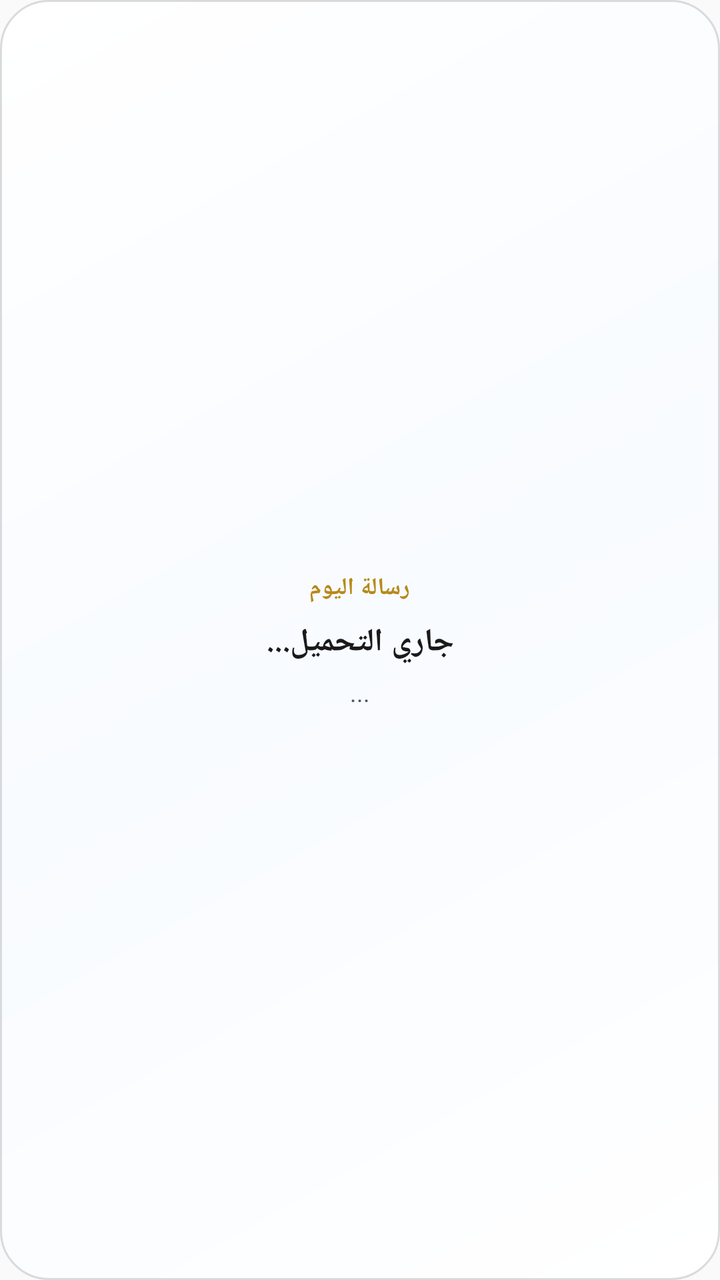
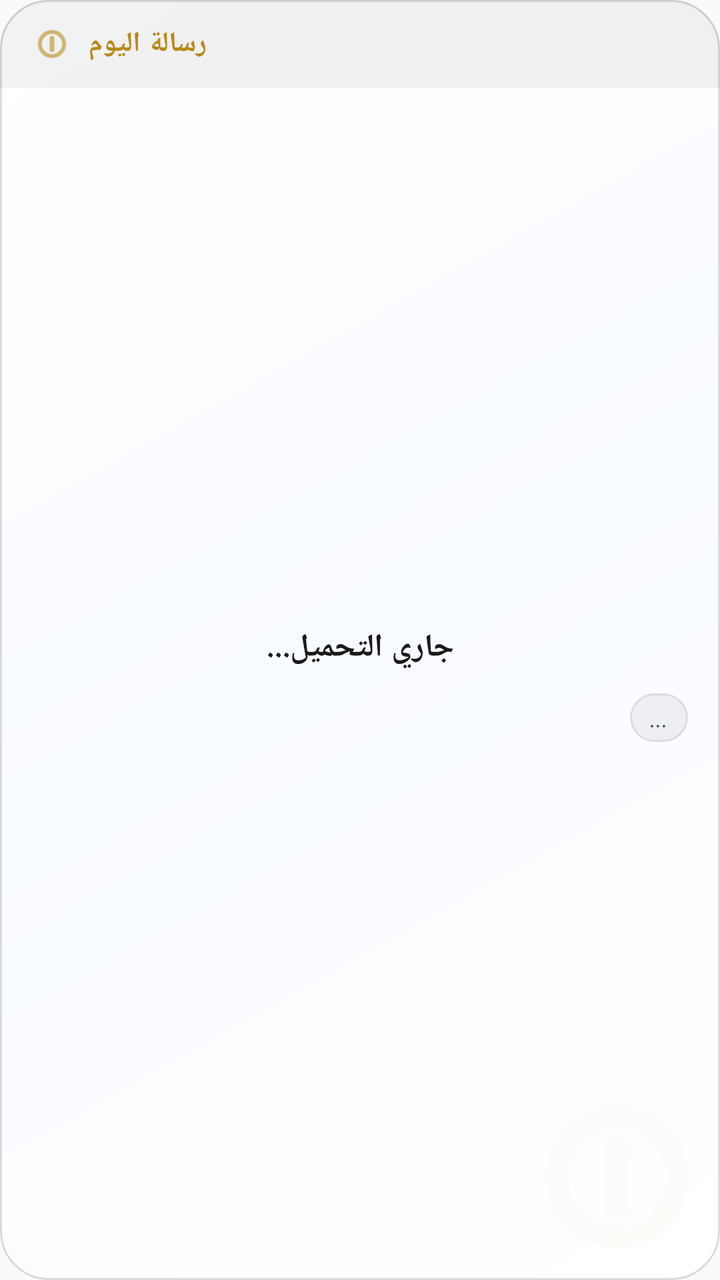

Compare the two renders of this Android layout. The source of the first and the diff that turns it into the second are given below.
<!-- AndroidManifest.xml: application theme AppTheme -->
<!-- res/layout/widget_inspiration.xml -->
<?xml version="1.0" encoding="utf-8"?>
<RelativeLayout xmlns:android="http://schemas.android.com/apk/res/android"
    android:id="@+id/widget_inspiration_root"
    android:layout_width="match_parent"
    android:layout_height="match_parent"
    android:background="@drawable/widget_background_premium"
    android:padding="16dp">

    <LinearLayout
        android:layout_width="match_parent"
        android:layout_height="match_parent"
        android:orientation="vertical"
        android:gravity="center"
        android:layout_centerInParent="true">

        <TextView
            android:id="@+id/inspiration_title"
            android:layout_width="wrap_content"
            android:layout_height="wrap_content"
            android:text="رسالة اليوم"
            android:textColor="@color/widget_text_accent"
            android:textSize="12sp"
            android:textStyle="bold"
            android:layout_marginBottom="8dp" />

        <TextView
            android:id="@+id/inspiration_text"
            android:layout_width="match_parent"
            android:layout_height="wrap_content"
            android:text="جاري التحميل..."
            android:textColor="@color/widget_text_primary"
            android:textSize="16sp"
            android:lineSpacingExtra="4dp"
            android:gravity="center"
            android:textStyle="bold"
            android:layout_marginBottom="6dp" />

        <TextView
            android:id="@+id/inspiration_source"
            android:layout_width="wrap_content"
            android:layout_height="wrap_content"
            android:text="..."
            android:textColor="@color/widget_text_secondary"
            android:textSize="12sp" />

    </LinearLayout>
</RelativeLayout>
<!-- resources referenced by this layout -->
<resources>
  <color name="widget_text_accent">#B8891A</color>
  <color name="widget_text_primary">#1A1A1A</color>
  <color name="widget_text_secondary">#475569</color>
  <!-- drawable widget_background_premium (drawable) -->
  <?xml version="1.0" encoding="utf-8"?>
  <shape xmlns:android="http://schemas.android.com/apk/res/android">
      <gradient
          android:angle="135"
          android:startColor="@color/widget_bg_start"
          android:centerColor="@color/widget_bg_center"
          android:endColor="@color/widget_bg_end"
          android:type="linear" />
      <corners android:radius="24dp" />
      <stroke
          android:width="1dp"
          android:color="@color/widget_border" /> 
  </shape>
  <style name="AppTheme" parent="Theme.AppCompat.Light.DarkActionBar">
          
          <item name="colorPrimary">@color/colorPrimary</item>
          <item name="colorPrimaryDark">@color/colorPrimaryDark</item>
          <item name="colorAccent">@color/colorAccent</item>
      </style>
  <color name="widget_bg_start">#FFFFFF</color>
  <color name="widget_bg_center">#F8FBFF</color>
  <color name="widget_bg_end">#FFFFFF</color>
  <color name="widget_border">#22000000</color>
  <color name="colorPrimary">#0B1528</color>
  <color name="colorPrimaryDark">#080F1E</color>
  <color name="colorAccent">#D4A520</color>
</resources>

<!-- the commit's change to res/layout/widget_inspiration.xml (unified diff, before → after) -->
@@ -1,47 +1,96 @@
 <?xml version="1.0" encoding="utf-8"?>
-<RelativeLayout xmlns:android="http://schemas.android.com/apk/res/android"
+<LinearLayout xmlns:android="http://schemas.android.com/apk/res/android"
     android:id="@+id/widget_inspiration_root"
     android:layout_width="match_parent"
     android:layout_height="match_parent"
     android:background="@drawable/widget_background_premium"
-    android:padding="16dp">
+    android:orientation="vertical">
 
-    <LinearLayout
+    
+    <RelativeLayout
         android:layout_width="match_parent"
-        android:layout_height="match_parent"
-        android:orientation="vertical"
-        android:gravity="center"
-        android:layout_centerInParent="true">
+        android:layout_height="wrap_content"
+        android:background="@drawable/widget_header_bg"
+        android:paddingStart="16dp"
+        android:paddingEnd="16dp"
+        android:paddingTop="12dp"
+        android:paddingBottom="12dp">
+
+        <ImageView
+            android:id="@+id/widget_header_icon"
+            android:layout_width="20dp"
+            android:layout_height="20dp"
+            android:layout_alignParentStart="true"
+            android:layout_centerVertical="true"
+            android:src="@android:drawable/ic_menu_info_details"
+            android:tint="@color/widget_text_accent" />
 
         <TextView
             android:id="@+id/inspiration_title"
             android:layout_width="wrap_content"
             android:layout_height="wrap_content"
+            android:layout_centerVertical="true"
+            android:layout_marginStart="8dp"
+            android:layout_toEndOf="@id/widget_header_icon"
+            android:letterSpacing="0.05"
             android:text="رسالة اليوم"
             android:textColor="@color/widget_text_accent"
-            android:textSize="12sp"
-            android:textStyle="bold"
-            android:layout_marginBottom="8dp" />
+            android:textSize="14sp"
+            android:textStyle="bold" />
+    </RelativeLayout>
 
-        <TextView
-            android:id="@+id/inspiration_text"
+    
+    <RelativeLayout
+        android:layout_width="match_parent"
+        android:layout_height="match_parent"
+        android:padding="16dp">
+
+        
+        <ImageView
+            android:id="@+id/widget_ic_bg"
+            android:layout_width="100dp"
+            android:layout_height="100dp"
+            android:layout_alignParentEnd="true"
+            android:layout_alignParentBottom="true"
+            android:layout_marginEnd="-15dp"
+            android:layout_marginBottom="-15dp"
+            android:alpha="0.05"
+            android:src="@android:drawable/ic_menu_info_details"
+            android:tint="@color/widget_text_accent" />
+
+        <LinearLayout
             android:layout_width="match_parent"
-            android:layout_height="wrap_content"
-            android:text="جاري التحميل..."
-            android:textColor="@color/widget_text_primary"
-            android:textSize="16sp"
-            android:lineSpacingExtra="4dp"
+            android:layout_height="match_parent"
             android:gravity="center"
-            android:textStyle="bold"
-            android:layout_marginBottom="6dp" />
+            android:orientation="vertical">
 
-        <TextView
-            android:id="@+id/inspiration_source"
-            android:layout_width="wrap_content"
-            android:layout_height="wrap_content"
-            android:text="..."
-            android:textColor="@color/widget_text_secondary"
-            android:textSize="12sp" />
+            <TextView
+                android:id="@+id/inspiration_text"
+                android:layout_width="match_parent"
+                android:layout_height="wrap_content"
+                android:gravity="center"
+                android:lineSpacingExtra="6dp"
+                android:text="جاري التحميل..."
+                android:textColor="@color/widget_text_primary"
+                android:textSize="16sp"
+                android:textStyle="bold" />
 
-    </LinearLayout>
-</RelativeLayout>
+            <TextView
+                android:id="@+id/inspiration_source"
+                android:layout_width="wrap_content"
+                android:layout_height="wrap_content"
+                android:layout_gravity="end"
+                android:layout_marginTop="12dp"
+                android:background="@drawable/widget_badge_bg"
+                android:paddingStart="10dp"
+                android:paddingTop="4dp"
+                android:paddingEnd="10dp"
+                android:paddingBottom="4dp"
+                android:text="..."
+                android:textColor="@color/widget_text_secondary"
+                android:textSize="12sp"
+                android:textStyle="italic" />
+
+        </LinearLayout>
+    </RelativeLayout>
+</LinearLayout>
<!-- resource entries referenced after the edit -->
@@ -17,6 +17,19 @@
           android:width="1dp"
           android:color="@color/widget_border" /> 
   </shape>
+  <!-- drawable widget_badge_bg (drawable) -->
+  <?xml version="1.0" encoding="utf-8"?>
+  <shape xmlns:android="http://schemas.android.com/apk/res/android">
+      <solid android:color="@color/widget_header_bg" />
+      <corners android:radius="16dp" />
+      <stroke android:width="1dp" android:color="@color/widget_divider" />
+  </shape>
+  <!-- drawable widget_header_bg (drawable) -->
+  <?xml version="1.0" encoding="utf-8"?>
+  <shape xmlns:android="http://schemas.android.com/apk/res/android">
+      <solid android:color="@color/widget_header_bg" />
+      <corners android:topLeftRadius="24dp" android:topRightRadius="24dp" />
+  </shape>
   <style name="AppTheme" parent="Theme.AppCompat.Light.DarkActionBar">
           
           <item name="colorPrimary">@color/colorPrimary</item>
@@ -27,6 +40,8 @@
   <color name="widget_bg_center">#F8FBFF</color>
   <color name="widget_bg_end">#FFFFFF</color>
   <color name="widget_border">#22000000</color>
+  <color name="widget_header_bg">#0D000000</color>
+  <color name="widget_divider">#1A000000</color>
   <color name="colorPrimary">#0B1528</color>
   <color name="colorPrimaryDark">#080F1E</color>
   <color name="colorAccent">#D4A520</color>
